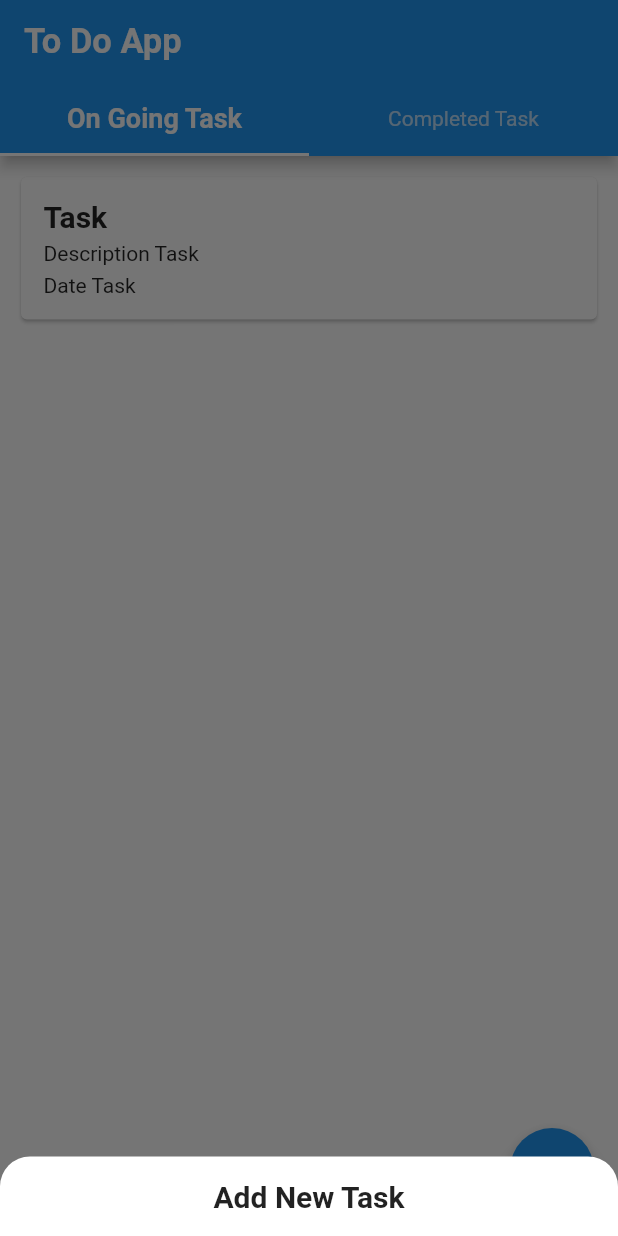
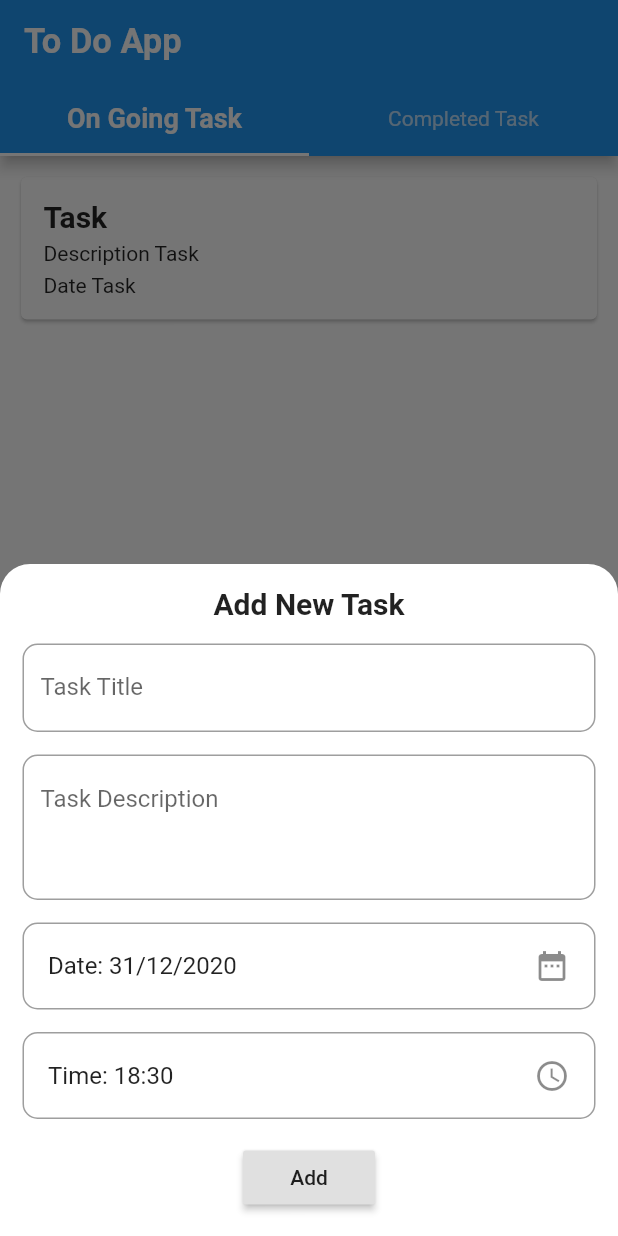
Before and after one commit to nurulhudaRizal/flutter-todoapp, a Flutter app: the screen it shows after launch, after a tap on the "add" icon, on a phone screen of 412 x 824 dp. Run offline on Flutter 3.47's test engine with Material 2 defaults, Android fonts, the phone set to English and light mode, and no system bars.

Commit message:
complete home page ui

```diff
--- a/lib/view/pages/Home.dart
+++ b/lib/view/pages/Home.dart
@@ -73,11 +73,47 @@ void _onAddButtonModalPress(context) {
                 topLeft: Radius.circular(20), topRight: Radius.circular(20)),
           ),
           child: Wrap(
+            runSpacing: 15,
             children: [
               Center(
                   child: Text("Add New Task",
                       style: TextStyle(
                           fontSize: 20, fontWeight: FontWeight.bold))),
+              TextField(
+                decoration: InputDecoration(
+                    labelText: "Task Title",
+                    hintText: "Task Title",
+                    border: OutlineInputBorder(
+                        borderRadius: BorderRadius.circular(10))),
+              ),
+              TextField(
+                maxLines: 3,
+                decoration: InputDecoration(
+                    labelText: "Task Description",
+                    hintText: "Task Description",
+                    alignLabelWithHint: true,
+                    border: OutlineInputBorder(
+                        borderRadius: BorderRadius.circular(10))),
+              ),
+              Container(
+                decoration: BoxDecoration(
+                    border: Border.all(color: Colors.black38),
+                    borderRadius: BorderRadius.circular(10)),
+                child: ListTile(
+                  title: Text("Date: 31/12/2020"),
+                  trailing: Icon(Icons.date_range),
+                ),
+              ),
+              Container(
+                decoration: BoxDecoration(
+                    border: Border.all(color: Colors.black38),
+                    borderRadius: BorderRadius.circular(10)),
+                child: ListTile(
+                  title: Text("Time: 18:30"),
+                  trailing: Icon(Icons.access_time_outlined),
+                ),
+              ),
+              Center(child: RaisedButton(onPressed: () {}, child: Text("Add"))),
             ],
           ),
         );
```
